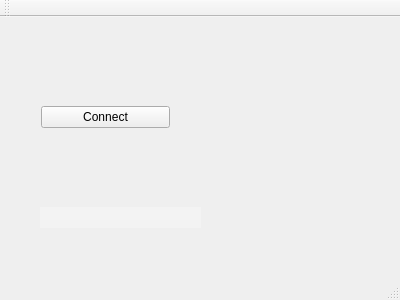
Old version of the form ClientSide/client/clientside.ui in the repository The4ofUs/Client-Server-TCPSocket.
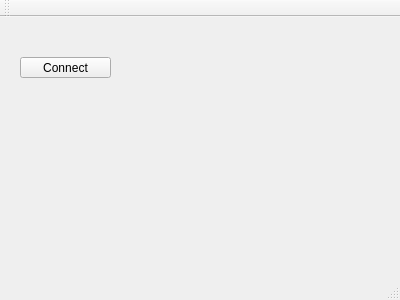
New version of the form.

What changed in the file:
```diff
--- a/ClientSide/client/clientside.ui
+++ b/ClientSide/client/clientside.ui
@@ -14,41 +14,19 @@
    <string>ClientSide</string>
   </property>
   <widget class="QWidget" name="centralWidget">
-   <widget class="QLabel" name="label_2">
+   <widget class="QPushButton" name="pushButton">
     <property name="geometry">
      <rect>
-      <x>40</x>
-      <y>190</y>
-      <width>161</width>
+      <x>20</x>
+      <y>40</y>
+      <width>91</width>
       <height>21</height>
      </rect>
     </property>
-    <property name="styleSheet">
-     <string notr="true">background-color: rgb(243, 243, 243);</string>
-    </property>
     <property name="text">
-     <string/>
+     <string>Connect</string>
     </property>
    </widget>
-   <widget class="QWidget" name="layoutWidget">
-    <property name="geometry">
-     <rect>
-      <x>30</x>
-      <y>20</y>
-      <width>151</width>
-      <height>161</height>
-     </rect>
-    </property>
-    <layout class="QVBoxLayout" name="verticalLayout">
-     <item>
-      <widget class="QPushButton" name="pushButton">
-       <property name="text">
-        <string>Connect</string>
-       </property>
-      </widget>
-     </item>
-    </layout>
-   </widget>
   </widget>
   <widget class="QMenuBar" name="menuBar">
    <property name="geometry">
```
